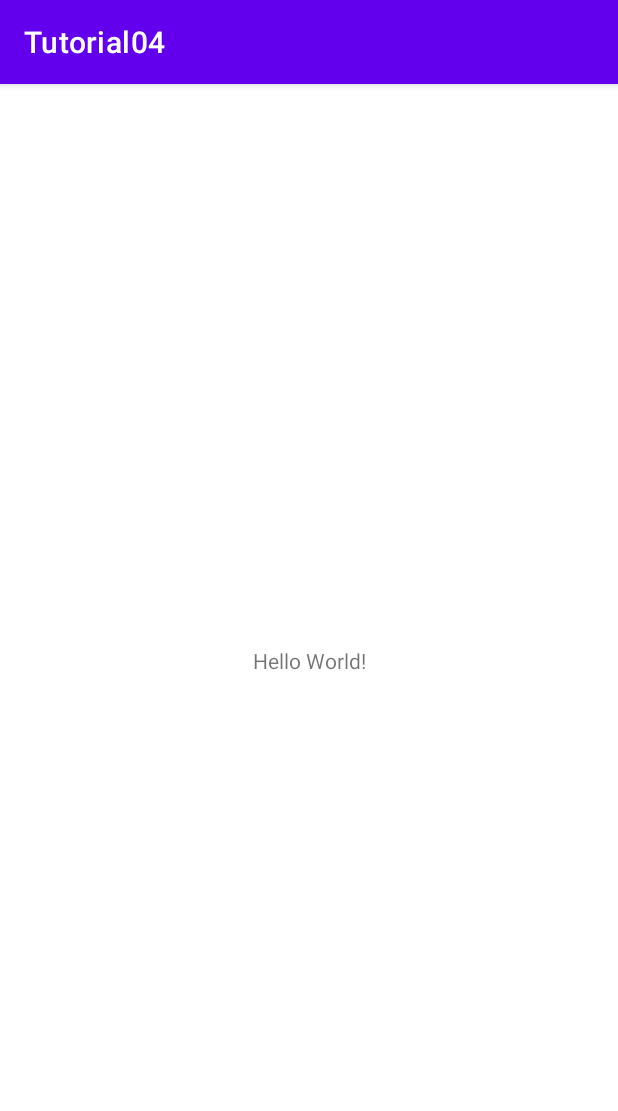
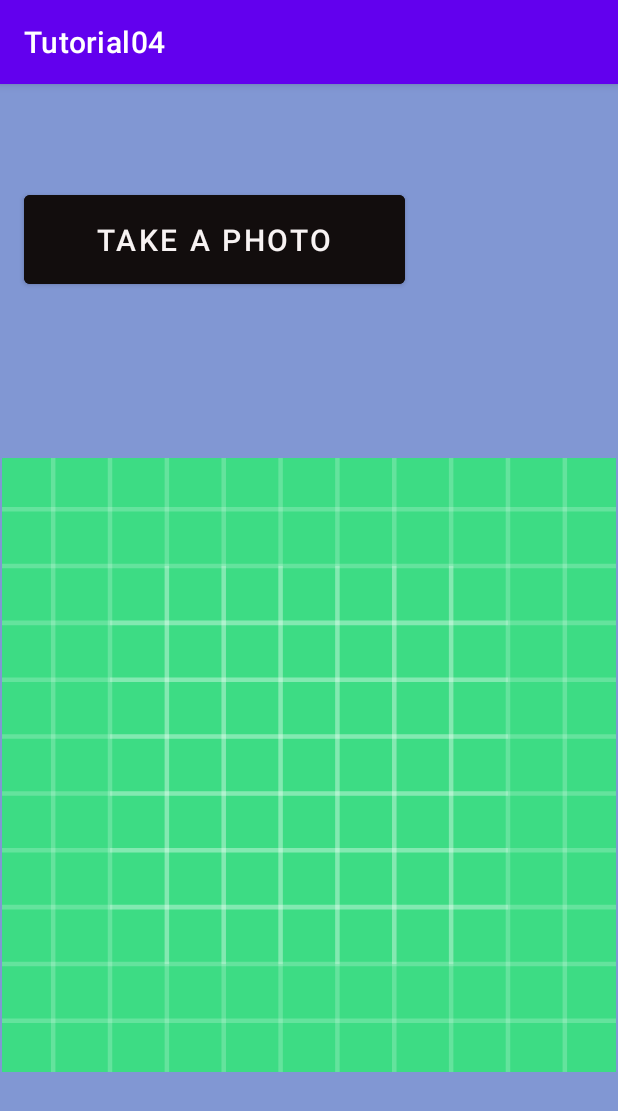
Before and after one commit to IT20271350/Tutorial04, an Android app: the screen it shows after launch (MainActivity), on a phone screen of 412 x 824 dp. Shown: the top 1111 px of the screen. Run offline under Robolectric (Android 15) with nearby library versions, the phone set to English and light mode, and no system bars.

```diff
--- a/app/src/main/AndroidManifest.xml
+++ b/app/src/main/AndroidManifest.xml
@@ -1,6 +1,11 @@
 <?xml version="1.0" encoding="utf-8"?>
 <manifest xmlns:android="http://schemas.android.com/apk/res/android"
     package="com.example.tutorial04">
+
+    <uses-feature
+        android:name="android.hardware.camera"
+        android:required="true"/>
+    <uses-permission android:name="android.permission.WRITE_EXTERNAL_STORAGE"/>
 
     <application
         android:allowBackup="true"
--- a/app/src/main/java/com/example/tutorial04/MainActivity.java
+++ b/app/src/main/java/com/example/tutorial04/MainActivity.java
@@ -2,13 +2,42 @@ package com.example.tutorial04;
 
 import androidx.appcompat.app.AppCompatActivity;
 
+import android.content.Intent;
+import android.graphics.Bitmap;
 import android.os.Bundle;
+import android.view.View;
+import android.widget.Button;
+import android.widget.ImageView;
 
-public class MainActivity extends AppCompatActivity {
+public class MainActivity<imageView> extends AppCompatActivity {
+
+    private static final int CAMERA_REQUEST = 1888;
+    ImageView imageView;
+    Button photoButton;
 
     @Override
     protected void onCreate(Bundle savedInstanceState) {
         super.onCreate(savedInstanceState);
         setContentView(R.layout.activity_main);
+
+        ImageView imageView = (ImageView) this.findViewById(R.id.imageView);
+        Button photoButton = (Button) this.findViewById(R.id.button2);
+
+        photoButton.setOnClickListener(new View.OnClickListener(){
+            public void onClick(View v){
+                Intent cameraIntent = new Intent(android.provider.MediaStore.ACTION_IMAGE_CAPTURE);
+                startActivityForResult(cameraIntent, CAMERA_REQUEST);
+            }
+        });
+    }
+
+    @Override
+    protected void onActivityResult(int RequestCode, int resultCode, Intent data){
+        int requestCode = 0;
+        super.onActivityResult(requestCode, resultCode, data);
+        if(requestCode == CAMERA_REQUEST){
+            Bitmap photo = (Bitmap) data.getExtras().get("data");
+            imageView.setImageBitmap(photo);
+        }
     }
 }
--- a/app/src/main/res/layout/activity_main.xml
+++ b/app/src/main/res/layout/activity_main.xml
@@ -4,15 +4,31 @@
     xmlns:tools="http://schemas.android.com/tools"
     android:layout_width="match_parent"
     android:layout_height="match_parent"
+    android:background="#8197D3"
     tools:context=".MainActivity">
 
-    <TextView
-        android:layout_width="wrap_content"
-        android:layout_height="wrap_content"
-        android:text="Hello World!"
+    <ImageView
+        android:id="@+id/imageView"
+        android:layout_width="409dp"
+        android:layout_height="565dp"
         app:layout_constraintBottom_toBottomOf="parent"
-        app:layout_constraintLeft_toLeftOf="parent"
-        app:layout_constraintRight_toRightOf="parent"
+        app:layout_constraintEnd_toEndOf="parent"
+        app:layout_constraintStart_toStartOf="parent"
+        app:layout_constraintTop_toBottomOf="@+id/button2"
+        app:srcCompat="@drawable/ic_launcher_background" />
+
+    <Button
+        android:id="@+id/button2"
+        android:layout_width="254dp"
+        android:layout_height="71dp"
+        android:layout_marginTop="68dp"
+        android:backgroundTint="#120D0D"
+        android:text="@string/btn1"
+        android:textColor="#F8F3F3"
+        android:textSize="20sp"
+        app:layout_constraintEnd_toEndOf="parent"
+        app:layout_constraintHorizontal_bias="0.101"
+        app:layout_constraintStart_toStartOf="parent"
         app:layout_constraintTop_toTopOf="parent" />
 
 </androidx.constraintlayout.widget.ConstraintLayout>
--- a/app/src/main/res/values/strings.xml
+++ b/app/src/main/res/values/strings.xml
@@ -1,3 +1,4 @@
 <resources>
     <string name="app_name">Tutorial04</string>
+    <string name="btn1">Take a photo</string>
 </resources>
```
